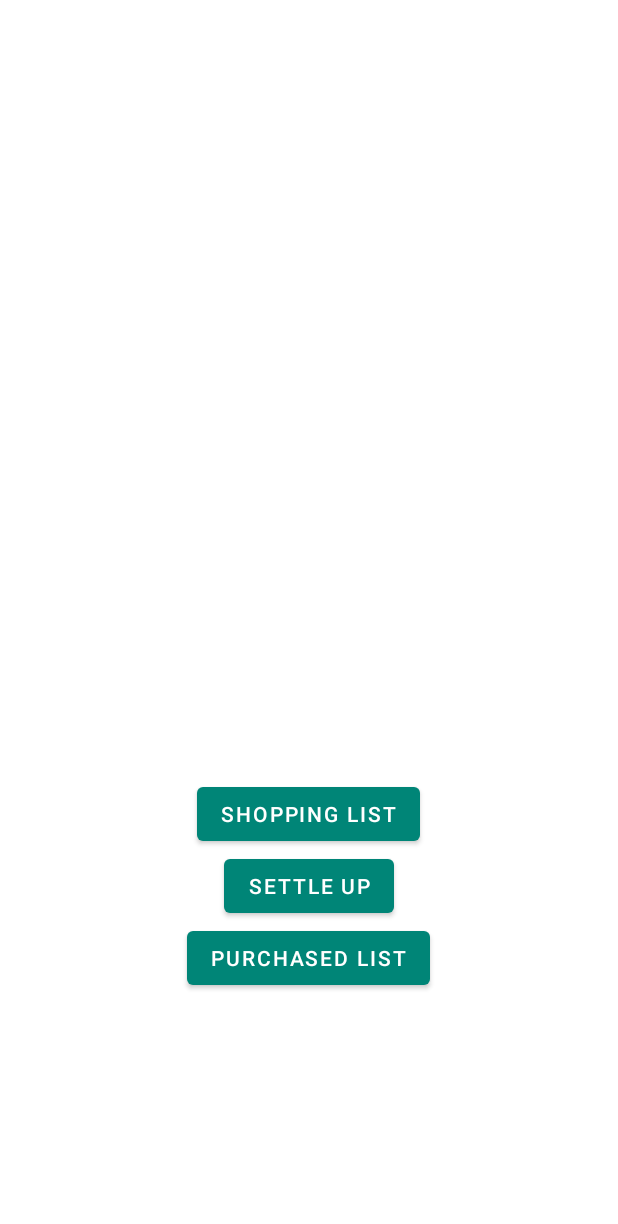
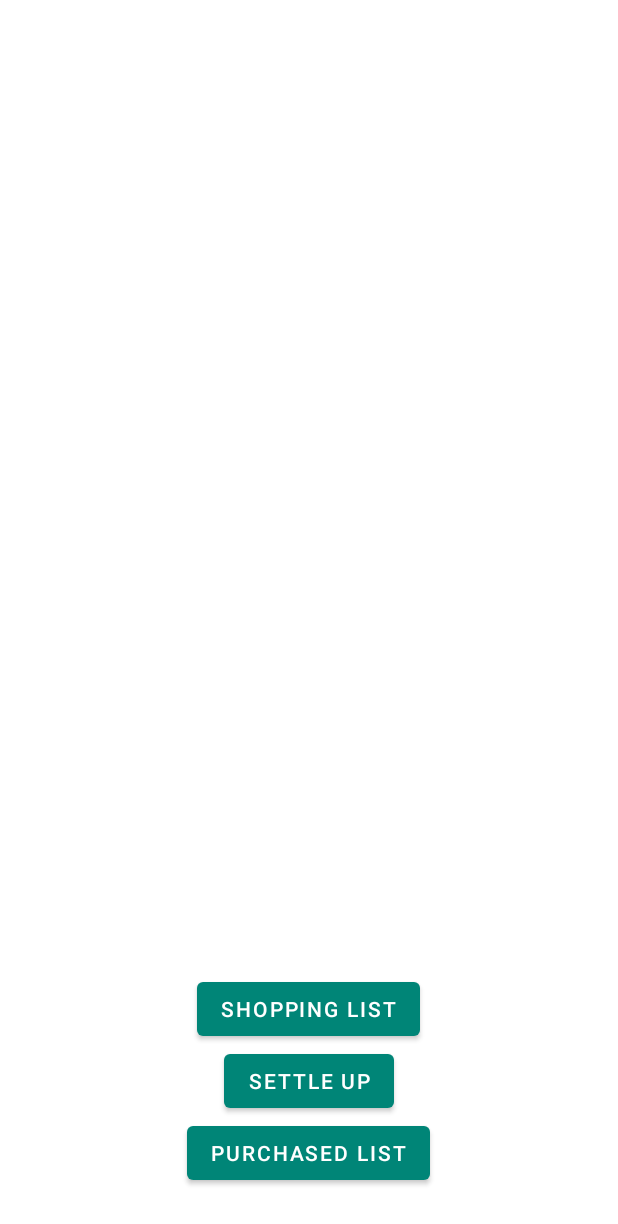
Before and after one commit to anuj1995/RoomatesApp, an Android app: the layout activity_main.xml on its own in the app's theme, with its tools: preview values and no code run, on a phone screen of 412 x 824 dp. Shown: the top 1224 px of the screen. Run offline under Robolectric (Android 15) with nearby library versions, the phone set to English and light mode, and no system bars.

Commit message:
Happy path working

```diff
--- a/app/src/main/java/edu/uga/cs/roomatesapp/LoginFragment.java
+++ b/app/src/main/java/edu/uga/cs/roomatesapp/LoginFragment.java
@@ -60,7 +60,7 @@ public class LoginFragment extends Fragment {
                             Log.d(TAG, "signInWithEmail:success");
                             FirebaseUser user = mAuth.getCurrentUser();
                             Intent i = new Intent(getActivity(),MainActivity.class);
-                            i.putExtra("UserName",user.getEmail());
+                            i.putExtra("UserName",email);
                             id.setText("");
                             pw.setText("");
                             id.clearFocus();
--- a/app/src/main/java/edu/uga/cs/roomatesapp/PurchasedListAdapter.java
+++ b/app/src/main/java/edu/uga/cs/roomatesapp/PurchasedListAdapter.java
@@ -41,6 +41,12 @@ public class PurchasedListAdapter extends RecyclerView.Adapter<PurchasedListAdap
 
     }
 
+    /**
+     *
+     * @param item
+     * adds the new data item to the list and notifies the adapter
+     */
+
     public void addNewData(PurchasedListItem item){
         purchasedList.add(item);
         notifyDataSetChanged();
--- a/app/src/main/java/edu/uga/cs/roomatesapp/RegisterFragment.java
+++ b/app/src/main/java/edu/uga/cs/roomatesapp/RegisterFragment.java
@@ -34,7 +34,7 @@ public class RegisterFragment extends Fragment {
     public void onViewCreated(@NonNull View view, @Nullable Bundle savedInstanceState) {
         super.onViewCreated(view, savedInstanceState);
 
-
+        // init views and references
         final EditText id = view.findViewById(R.id.userId);
         final EditText pw = view.findViewById(R.id.password);
         final EditText rePw = view.findViewById(R.id.reTypePassword);
--- a/app/src/main/res/layout/activity_main.xml
+++ b/app/src/main/res/layout/activity_main.xml
@@ -1,17 +1,20 @@
 <?xml version="1.0" encoding="utf-8"?>
-<androidx.constraintlayout.widget.ConstraintLayout xmlns:android="http://schemas.android.com/apk/res/android"
+<LinearLayout xmlns:android="http://schemas.android.com/apk/res/android"
     xmlns:app="http://schemas.android.com/apk/res-auto"
     xmlns:tools="http://schemas.android.com/tools"
     android:layout_width="match_parent"
     android:layout_height="match_parent"
+    android:orientation="vertical"
+    android:weightSum="8"
     tools:context=".MainActivity">
 
 
     <TextView
         android:id="@+id/UserName"
         android:layout_width="wrap_content"
-        android:layout_height="wrap_content"
+        android:layout_height="0dp"
         android:gravity="center"
+        android:layout_weight="1"
         android:text=""
         android:textSize="25sp"
         app:layout_constraintBottom_toTopOf="@+id/recycler_view"
@@ -21,9 +24,10 @@
 
 
     <androidx.recyclerview.widget.RecyclerView
+        android:layout_weight="5"
         android:id="@+id/recycler_view"
         android:layout_width="match_parent"
-        android:layout_height="wrap_content"
+        android:layout_height="0dp"
         app:layout_constraintBottom_toTopOf="@+id/buttonHolder"
         app:layout_constraintEnd_toEndOf="@+id/buttonHolder"
         app:layout_constraintHorizontal_bias="0.5"
@@ -34,8 +38,9 @@
 
     <LinearLayout
         android:id="@+id/buttonHolder"
+        android:layout_weight="2"
         android:layout_width="match_parent"
-        android:layout_height="wrap_content"
+        android:layout_height="0dp"
         android:gravity="center"
         android:orientation="vertical"
         app:layout_constraintBottom_toBottomOf="parent"
@@ -65,4 +70,4 @@
     </LinearLayout>
 
 
-</androidx.constraintlayout.widget.ConstraintLayout>
+</LinearLayout>
--- a/app/src/main/res/layout/cardview_shoppinglist.xml
+++ b/app/src/main/res/layout/cardview_shoppinglist.xml
@@ -49,6 +49,7 @@
                 android:hint="price">
                 <com.google.android.material.textfield.TextInputEditText
                     android:id="@+id/price"
+
                     android:inputType="numberDecimal"
                     android:text="0.00"
                     android:cursorVisible="false"
```
Also changed, not shown: app/src/main/java/edu/uga/cs/roomatesapp/MainActivity.java (+46 -15 lines), app/src/main/java/edu/uga/cs/roomatesapp/OwingListAdapter.java (+12 -1 lines), app/src/main/java/edu/uga/cs/roomatesapp/PurchasedListActivity.java (+9 -1 lines), app/src/main/java/edu/uga/cs/roomatesapp/ShoppingListActivity.java (+23 -12 lines), app/src/main/java/edu/uga/cs/roomatesapp/ShoppingListAdapter.java (+4 -3 lines), app/src/main/java/edu/uga/cs/roomatesapp/models/ShoppingListItem.java (+7 -6 lines).
